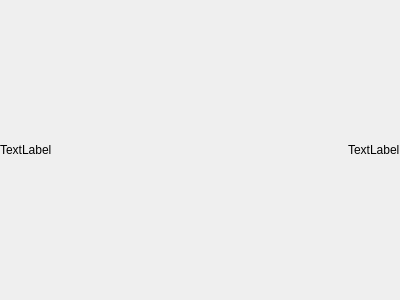
Old version of the form ui/character_sheet/header.ui in the repository Dragoncraft89/dsahelper.
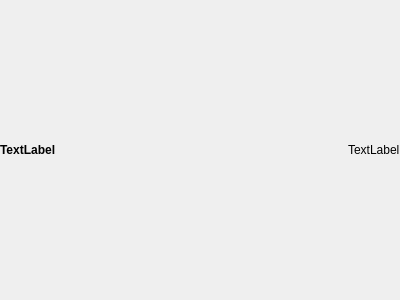
New version of the form.

```diff
--- a/ui/character_sheet/header.ui
+++ b/ui/character_sheet/header.ui
@@ -36,6 +36,12 @@
          <verstretch>0</verstretch>
         </sizepolicy>
        </property>
+       <property name="font">
+        <font>
+         <weight>75</weight>
+         <bold>true</bold>
+        </font>
+       </property>
        <property name="text">
         <string>TextLabel</string>
        </property>
```
